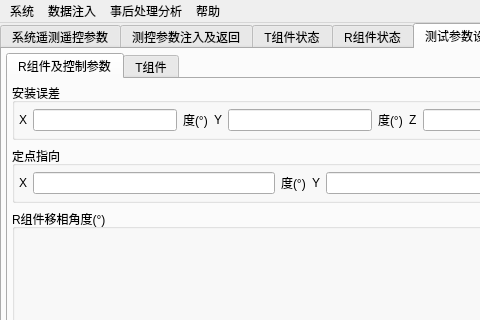
juniperdiego/ClientOfNavigationForRXF, file InterfaceClient/interfaceclient.ui: the form before one commit; both pictures show x 0 to 480 and y 0 to 320 of the 703 by 724 pixel window.
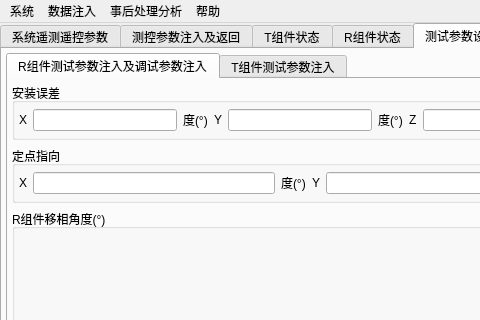
The form after the commit. The open tabs and pages were chosen to show the change. Icons and pictures are not drawn.

```diff
--- a/InterfaceClient/interfaceclient.ui
+++ b/InterfaceClient/interfaceclient.ui
@@ -1564,7 +1564,7 @@
           </property>
           <widget class="QWidget" name="tab">
            <attribute name="title">
-            <string>R组件及控制参数</string>
+            <string>R组件测试参数注入及调试参数注入</string>
            </attribute>
            <layout class="QVBoxLayout" name="verticalLayout_2">
             <property name="leftMargin">
@@ -1789,7 +1789,7 @@
           </widget>
           <widget class="QWidget" name="tab_2">
            <attribute name="title">
-            <string>T组件</string>
+            <string>T组件测试参数注入</string>
            </attribute>
            <layout class="QGridLayout" name="gridLayout_32">
             <property name="leftMargin">
```
Left out of the diff: 13 changed lines with no effect on the pictures.
